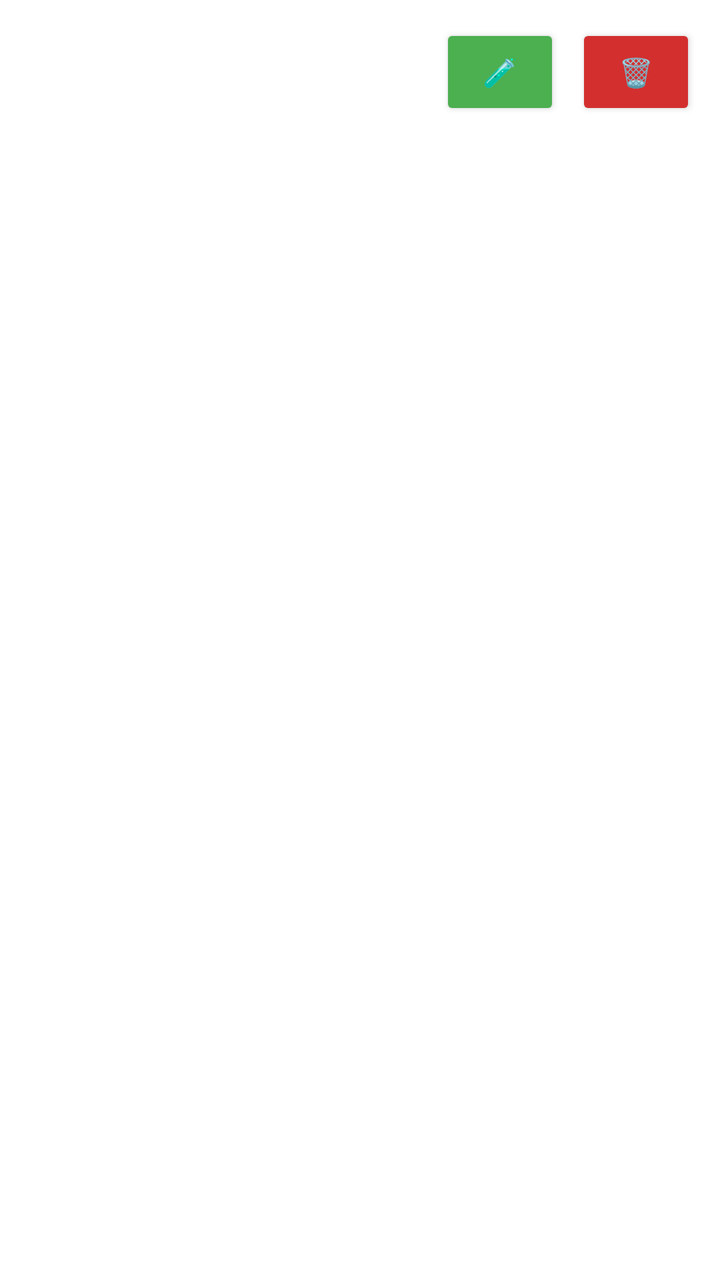
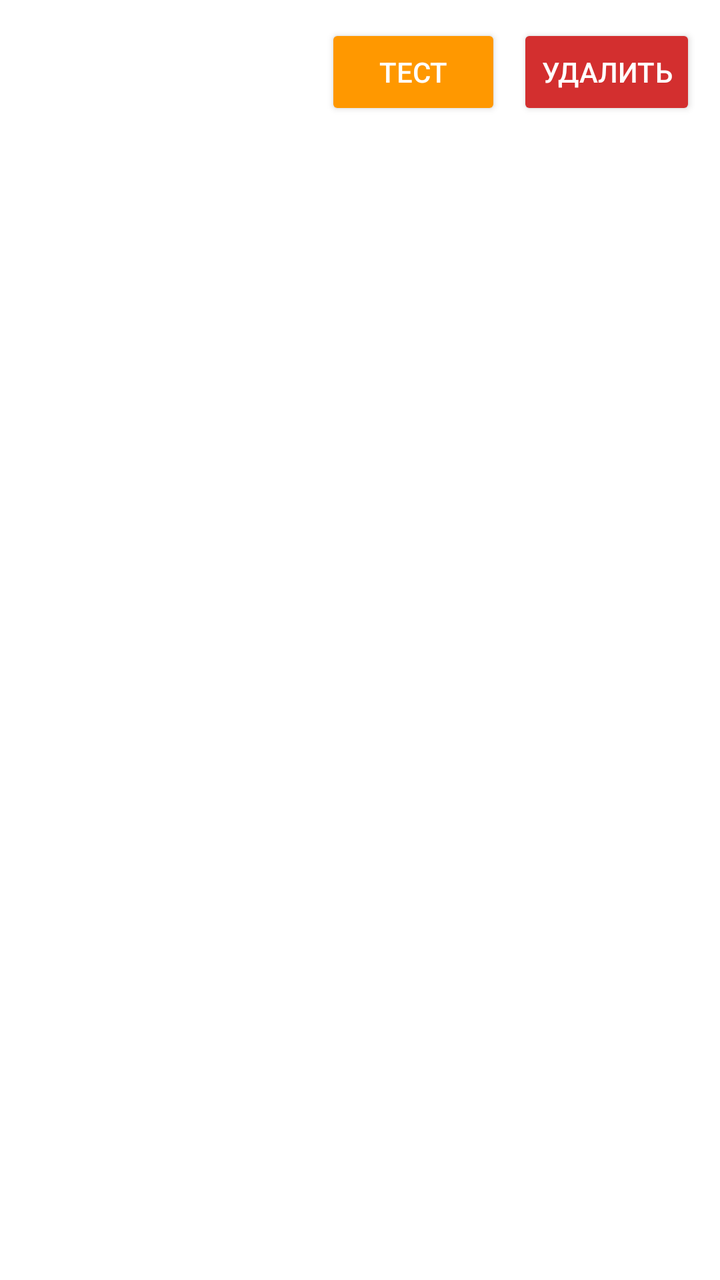

Two renders of the same Android screen: before a commit and after it. Below are the layout's source before the change and the commit's diff.
<!-- AndroidManifest.xml: application theme Theme.AppCompat.NoActionBar -->
<!-- res/layout/item_habit.xml -->
<?xml version="1.0" encoding="utf-8"?>
<LinearLayout xmlns:android="http://schemas.android.com/apk/res/android"
    android:layout_width="match_parent"
    android:layout_height="wrap_content"
    android:orientation="horizontal"
    android:padding="12dp"
    android:background="#FFFFFF"
    android:layout_margin="4dp"
    android:elevation="2dp">

    <LinearLayout
        android:layout_width="0dp"
        android:layout_height="wrap_content"
        android:layout_weight="1"
        android:orientation="vertical">
        <TextView
            android:id="@+id/habitName"
            android:layout_width="wrap_content"
            android:layout_height="wrap_content"
            android:textSize="18sp"
            android:textStyle="bold"
            android:textColor="#000000"/>
        <TextView
            android:id="@+id/habitDetails"
            android:layout_width="wrap_content"
            android:layout_height="wrap_content"
            android:textSize="14sp"
            android:textColor="#666666"/>
    </LinearLayout>

    <Button
        android:id="@+id/btnTest"
        android:layout_width="60dp"
        android:layout_height="48dp"
        android:text="🧪"
        android:backgroundTint="#4CAF50"
        android:layout_marginEnd="8dp"/>
    <Button
        android:id="@+id/btnDelete"
        android:layout_width="60dp"
        android:layout_height="48dp"
        android:text="🗑️"
        android:backgroundTint="#D32F2F"/>
</LinearLayout>
<!-- resources referenced by this layout -->
<resources>

</resources>

<!-- the commit's change to res/layout/item_habit.xml (unified diff, before → after) -->
@@ -19,7 +19,7 @@
             android:layout_height="wrap_content"
             android:textSize="18sp"
             android:textStyle="bold"
-            android:textColor="#000000"/>
+            android:textColor="#D32F2F"/>
         <TextView
             android:id="@+id/habitDetails"
             android:layout_width="wrap_content"
@@ -30,15 +30,17 @@
 
     <Button
         android:id="@+id/btnTest"
-        android:layout_width="60dp"
-        android:layout_height="48dp"
-        android:text="🧪"
-        android:backgroundTint="#4CAF50"
+        android:layout_width="wrap_content"
+        android:layout_height="wrap_content"
+        android:text="ТЕСТ"
+        android:backgroundTint="#FF9800"
+        android:textColor="#FFFFFF"
         android:layout_marginEnd="8dp"/>
     <Button
         android:id="@+id/btnDelete"
-        android:layout_width="60dp"
-        android:layout_height="48dp"
-        android:text="🗑️"
-        android:backgroundTint="#D32F2F"/>
+        android:layout_width="wrap_content"
+        android:layout_height="wrap_content"
+        android:text="УДАЛИТЬ"
+        android:backgroundTint="#D32F2F"
+        android:textColor="#FFFFFF"/>
 </LinearLayout>
